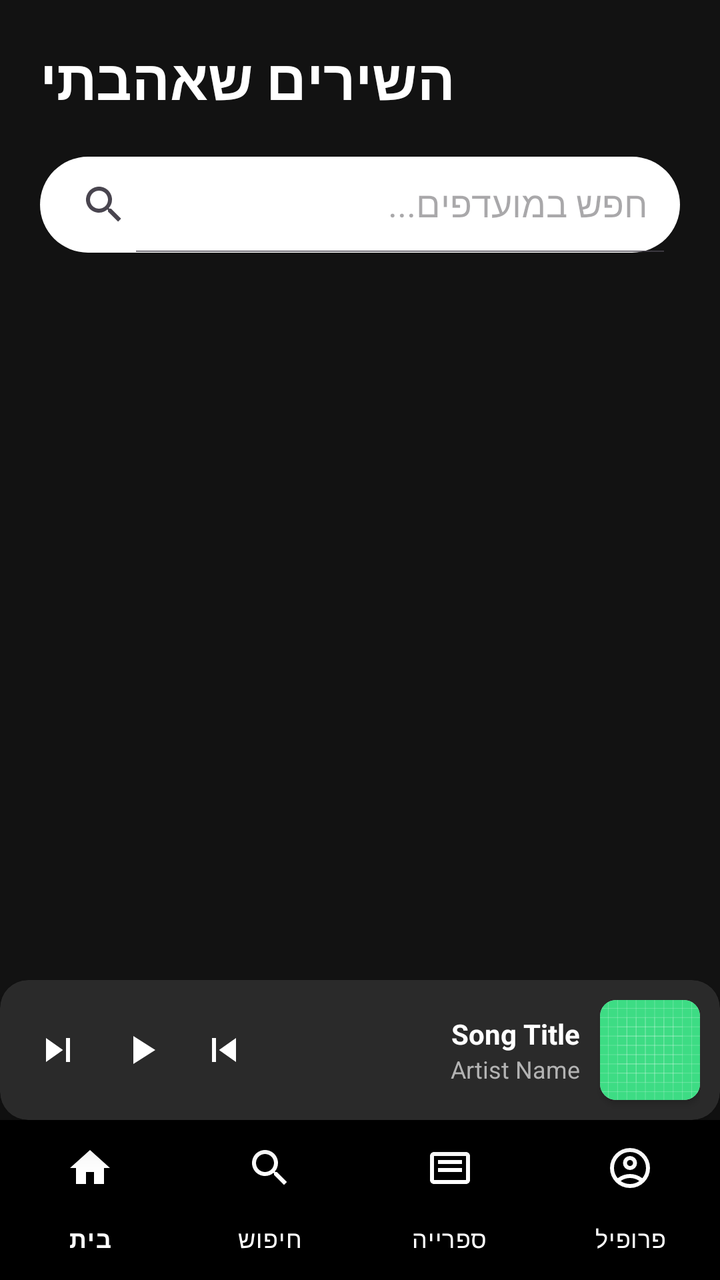
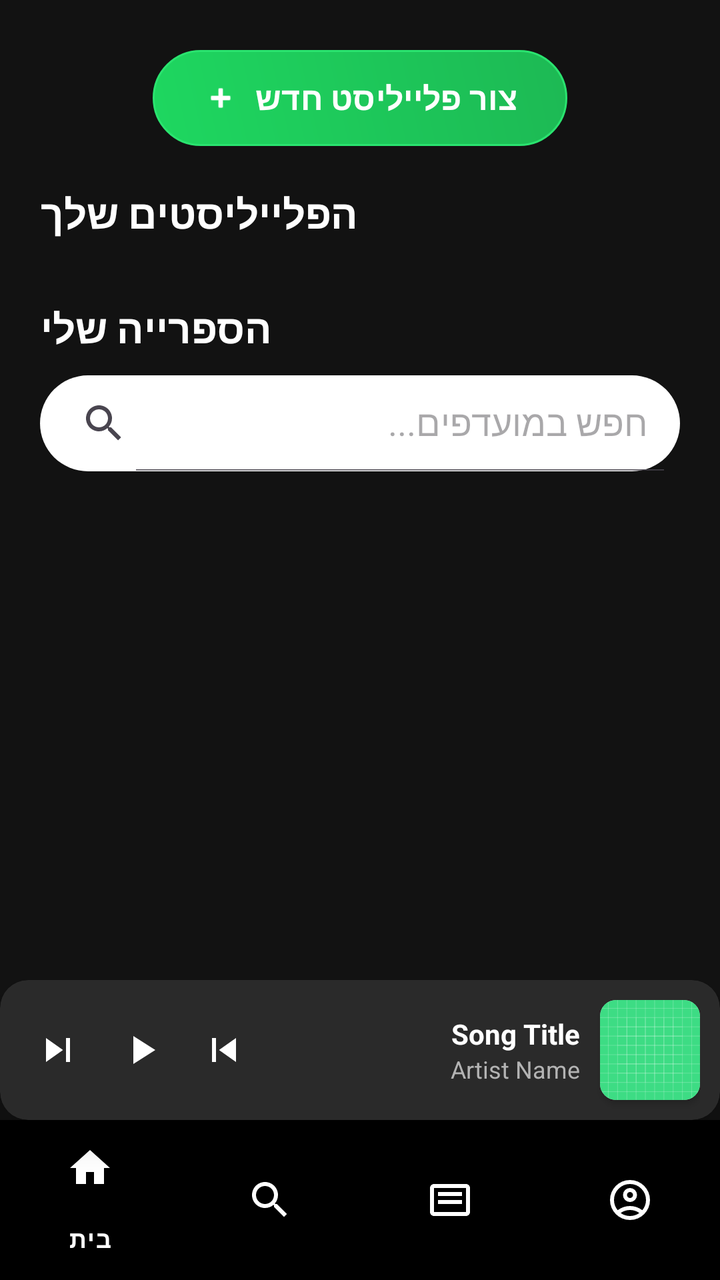

Before-and-after screenshots of an Android layout around one commit, followed by the original layout XML and the change that was made.
<!-- AndroidManifest.xml: application theme Theme.SpotifyClone -->
<!-- res/layout/activity_favorites.xml -->
<?xml version="1.0" encoding="utf-8"?>
<RelativeLayout xmlns:android="http://schemas.android.com/apk/res/android"
    xmlns:app="http://schemas.android.com/apk/res-auto"
    xmlns:tools="http://schemas.android.com/tools"
    android:layout_width="match_parent"
    android:layout_height="match_parent"
    android:background="#121212">

    <TextView
        android:id="@+id/favTitle"
        android:layout_width="wrap_content"
        android:layout_height="wrap_content"
        android:text="השירים שאהבתי"
        android:textColor="#FFFFFF"
        android:textSize="28sp"
        android:textStyle="bold"
        android:layout_margin="20dp"
        android:layoutDirection="rtl" />

    <androidx.appcompat.widget.SearchView
        android:id="@+id/searchViewFavorites"
        android:layout_width="match_parent"
        android:layout_height="wrap_content"
        android:layout_below="@id/favTitle"
        android:layout_marginHorizontal="20dp"
        android:layout_marginBottom="10dp"
        android:background="@drawable/search_background"
        app:queryHint="חפש במועדפים..."
        app:iconifiedByDefault="false"
        android:layoutDirection="rtl" />

    <androidx.recyclerview.widget.RecyclerView
        android:id="@+id/favoritesRecyclerView"
        android:layout_width="match_parent"
        android:layout_height="match_parent"
        android:layout_below="@id/searchViewFavorites"
        android:layout_above="@id/miniPlayer"
        android:clipToPadding="false"
        android:paddingStart="12dp"
        android:paddingEnd="12dp"
        android:paddingBottom="20dp"
        tools:listitem="@layout/item_song" />

    <include
        android:id="@+id/miniPlayer"
        layout="@layout/layout_mini_player"
        android:layout_width="match_parent"
        android:layout_height="70dp"
        android:layout_above="@id/bottom_navigation" />

    <com.google.android.material.bottomnavigation.BottomNavigationView
        android:id="@+id/bottom_navigation"
        android:layout_width="match_parent"
        android:layout_height="wrap_content"
        android:layout_alignParentBottom="true"
        android:background="#000000"
        app:itemIconTint="@android:color/white"
        app:itemTextColor="@android:color/white"
        app:menu="@menu/bottom_nav_menu"
        app:labelVisibilityMode="labeled" />

</RelativeLayout>
<!-- res/layout/item_song.xml (included above) -->
<?xml version="1.0" encoding="utf-8"?>
<androidx.cardview.widget.CardView
    xmlns:android="http://schemas.android.com/apk/res/android"
    xmlns:app="http://schemas.android.com/apk/res-auto"
    android:layout_width="match_parent"
    android:layout_height="wrap_content"
    android:layout_margin="10dp"
    app:cardBackgroundColor="#1E1E1E"
    app:cardCornerRadius="16dp"
    app:cardElevation="6dp">

    <RelativeLayout
        android:layout_width="match_parent"
        android:layout_height="wrap_content"
        android:padding="0dp">

        <ImageView
            android:id="@+id/songImage"
            android:layout_width="match_parent"
            android:layout_height="150dp"
            android:scaleType="centerCrop"
            android:src="@drawable/ic_launcher_background" />

        <ImageButton
            android:id="@+id/btnFavorite"
            android:layout_width="36dp"
            android:layout_height="36dp"
            android:layout_alignParentEnd="true"
            android:layout_margin="8dp"
            android:background="@drawable/circle_background_dark"
            android:src="@drawable/ic_heart_empty"
            app:tint="@color/spotify_green" />

        <LinearLayout
            android:layout_width="match_parent"
            android:layout_height="wrap_content"
            android:layout_below="@id/songImage"
            android:orientation="vertical"
            android:padding="12dp">

            <TextView
                android:id="@+id/songTitle"
                android:layout_width="match_parent"
                android:layout_height="wrap_content"
                android:ellipsize="end"
                android:maxLines="1"
                android:text="שם השיר"
                android:textColor="@color/white"
                android:textSize="15sp"
                android:textStyle="bold" />

            <TextView
                android:id="@+id/songArtist"
                android:layout_width="match_parent"
                android:layout_height="wrap_content"
                android:layout_marginTop="2dp"
                android:ellipsize="end"
                android:maxLines="1"
                android:text="שם האמן"
                android:textColor="@color/gray"
                android:textSize="13sp" />
        </LinearLayout>
    </RelativeLayout>
</androidx.cardview.widget.CardView>
<!-- res/layout/layout_mini_player.xml (included above) -->
<?xml version="1.0" encoding="utf-8"?>
<androidx.cardview.widget.CardView
    xmlns:android="http://schemas.android.com/apk/res/android"
    xmlns:app="http://schemas.android.com/apk/res-auto"
    android:layout_width="match_parent"
    android:layout_height="70dp"
    android:layout_marginHorizontal="8dp"
    android:layout_marginBottom="6dp"
    app:cardBackgroundColor="#2A2A2A"
    app:cardCornerRadius="14dp"
    app:cardElevation="10dp"
    android:layoutDirection="rtl">

    <LinearLayout
        android:layout_width="match_parent"
        android:layout_height="match_parent"
        android:gravity="center_vertical"
        android:orientation="horizontal"
        android:paddingHorizontal="10dp">

        <androidx.cardview.widget.CardView
            android:layout_width="50dp"
            android:layout_height="50dp"
            app:cardCornerRadius="8dp">
            <ImageView
                android:id="@+id/miniAlbumArt"
                android:layout_width="match_parent"
                android:layout_height="match_parent"
                android:scaleType="centerCrop"
                android:src="@drawable/ic_launcher_background" />
        </androidx.cardview.widget.CardView>

        <LinearLayout
            android:layout_width="0dp"
            android:layout_height="wrap_content"
            android:layout_weight="1"
            android:layout_marginHorizontal="10dp"
            android:orientation="vertical">

            <TextView
                android:id="@+id/miniSongTitle"
                android:layout_width="wrap_content"
                android:layout_height="wrap_content"
                android:ellipsize="end"
                android:maxLines="1"
                android:text="Song Title"
                android:textColor="@color/white"
                android:textSize="14sp"
                android:textStyle="bold" />

            <TextView
                android:id="@+id/miniArtistName"
                android:layout_width="wrap_content"
                android:layout_height="wrap_content"
                android:ellipsize="end"
                android:maxLines="1"
                android:text="Artist Name"
                android:textColor="@color/gray"
                android:textSize="12sp" />
        </LinearLayout>

        <ImageButton
            android:id="@+id/miniBtnPrev"
            android:layout_width="38dp"
            android:layout_height="38dp"
            android:background="?attr/selectableItemBackgroundBorderless"
            android:src="@drawable/ic_previous"
            app:tint="@color/white" />

        <ImageButton
            android:id="@+id/miniBtnPlayPause"
            android:layout_width="45dp"
            android:layout_height="45dp"
            android:background="?attr/selectableItemBackgroundBorderless"
            android:src="@drawable/ic_play"
            app:tint="@color/white" />

        <ImageButton
            android:id="@+id/miniBtnNext"
            android:layout_width="38dp"
            android:layout_height="38dp"
            android:background="?attr/selectableItemBackgroundBorderless"
            android:src="@drawable/ic_next"
            app:tint="@color/white" />

    </LinearLayout>
</androidx.cardview.widget.CardView>
<!-- resources referenced by this layout -->
<resources>
  <color name="gray">#B3B3B3</color>
  <color name="spotify_green">#1DB954</color>
  <color name="white">#FFFFFF</color>
  <!-- drawable circle_background_dark (drawable) -->
  <?xml version="1.0" encoding="utf-8"?>
  <shape xmlns:android="http://schemas.android.com/apk/res/android" android:shape="oval">
      <solid android:color="#80000000" /> </shape>
  <!-- drawable ic_heart_empty (drawable) -->
  <vector xmlns:android="http://schemas.android.com/apk/res/android" android:height="24dp" android:tint="#000000" android:viewportHeight="960" android:viewportWidth="960" android:width="24dp">
        
      <path android:fillColor="@android:color/white" android:pathData="M480,840L422,788Q321,697 255,631Q189,565 150,512.5Q111,460 95.5,416Q80,372 80,326Q80,232 143,169Q206,106 300,106Q352,106 399,128Q446,150 480,190Q514,150 561,128Q608,106 660,106Q754,106 817,169Q880,232 880,326Q880,372 864.5,416Q849,460 810,512.5Q771,565 705,631Q639,697 538,788L480,840ZM480,732Q576,646 638,584.5Q700,523 736,477.5Q772,432 786,396.5Q800,361 800,326Q800,266 760,226Q720,186 660,186Q613,186 573,212.5Q533,239 518,280L518,280L442,280L442,280Q427,239 387,212.5Q347,186 300,186Q240,186 200,226Q160,266 160,326Q160,361 174,396.5Q188,432 224,477.5Q260,523 322,584.5Q384,646 480,732ZM480,459Q480,459 480,459Q480,459 480,459Q480,459 480,459Q480,459 480,459Q480,459 480,459Q480,459 480,459Q480,459 480,459Q480,459 480,459L480,459L480,459L480,459Q480,459 480,459Q480,459 480,459Q480,459 480,459Q480,459 480,459Q480,459 480,459Q480,459 480,459Q480,459 480,459Q480,459 480,459Z"/>
      
  </vector>
  <!-- drawable ic_launcher_background: vector/xml drawable (drawable, 4866 chars, omitted) -->
  <!-- drawable ic_next (drawable) -->
  <?xml version="1.0" encoding="utf-8"?>
  <vector xmlns:android="http://schemas.android.com/apk/res/android"
      android:width="24dp"
      android:height="24dp"
      android:viewportWidth="24"
      android:viewportHeight="24">
  
      <path
          android:fillColor="#FFFFFF"
          android:pathData="M6,18l8.5,-6L6,6v12zM16,6v12h2V6h-2z"/>
  
  </vector>
  <!-- drawable ic_play (drawable) -->
  <?xml version="1.0" encoding="utf-8"?>
  <vector xmlns:android="http://schemas.android.com/apk/res/android"
      android:width="24dp"
      android:height="24dp"
      android:viewportWidth="24"
      android:viewportHeight="24">
  
      <path
          android:fillColor="#121212"
          android:pathData="M8,5v14l11,-7z"/>
  
  </vector>
  <!-- drawable ic_previous (drawable) -->
  <?xml version="1.0" encoding="utf-8"?>
  <vector xmlns:android="http://schemas.android.com/apk/res/android"
      android:width="24dp"
      android:height="24dp"
      android:viewportWidth="24"
      android:viewportHeight="24">
  
      <path
          android:fillColor="#FFFFFF"
          android:pathData="M6,6h2v12H6zm3.5,6l8.5,6V6z"/>
  
  </vector>
  <!-- drawable search_background (drawable) -->
  <?xml version="1.0" encoding="utf-8"?>
  <shape xmlns:android="http://schemas.android.com/apk/res/android">
      <solid android:color="#FFFFFF" />
      <corners android:radius="25dp" />
  </shape>
  <style name="Theme.SpotifyClone" parent="Base.Theme.SpotifyClone" />
  <style name="Base.Theme.SpotifyClone" parent="Theme.Material3.DayNight.NoActionBar">
          
          
      </style>
</resources>

<!-- the commit's change to res/layout/activity_favorites.xml (unified diff, before → after) -->
@@ -6,40 +6,89 @@
     android:layout_height="match_parent"
     android:background="#121212">
 
-    <TextView
-        android:id="@+id/favTitle"
+    <com.google.android.material.button.MaterialButton
+        android:id="@+id/btnCreatePlaylist"
         android:layout_width="wrap_content"
         android:layout_height="wrap_content"
-        android:text="השירים שאהבתי"
+        android:layout_centerHorizontal="true"
+        android:layout_marginTop="25dp"
+        android:layout_marginBottom="10dp"
+        android:text="צור פלייליסט חדש"
+        android:textAllCaps="false"
         android:textColor="#FFFFFF"
-        android:textSize="28sp"
+        android:textSize="16sp"
         android:textStyle="bold"
-        android:layout_margin="20dp"
-        android:layoutDirection="rtl" />
-
-    <androidx.appcompat.widget.SearchView
-        android:id="@+id/searchViewFavorites"
-        android:layout_width="match_parent"
-        android:layout_height="wrap_content"
-        android:layout_below="@id/favTitle"
-        android:layout_marginHorizontal="20dp"
-        android:layout_marginBottom="10dp"
-        android:background="@drawable/search_background"
-        app:queryHint="חפש במועדפים..."
-        app:iconifiedByDefault="false"
-        android:layoutDirection="rtl" />
-
-    <androidx.recyclerview.widget.RecyclerView
-        android:id="@+id/favoritesRecyclerView"
+        app:icon="@android:drawable/ic_input_add"
+        app:iconTint="#FFFFFF"
+        app:iconGravity="textStart"
+        android:background="@drawable/button_gradient_rounded"
+        app:backgroundTint="@null"
+        android:elevation="8dp"
+        android:paddingStart="25dp"
+        android:paddingEnd="25dp" />
+
+    <androidx.core.widget.NestedScrollView
         android:layout_width="match_parent"
         android:layout_height="match_parent"
-        android:layout_below="@id/searchViewFavorites"
+        android:layout_below="@id/btnCreatePlaylist"
         android:layout_above="@id/miniPlayer"
-        android:clipToPadding="false"
-        android:paddingStart="12dp"
-        android:paddingEnd="12dp"
-        android:paddingBottom="20dp"
-        tools:listitem="@layout/item_song" />
+        android:fillViewport="true">
+
+        <LinearLayout
+            android:layout_width="match_parent"
+            android:layout_height="wrap_content"
+            android:orientation="vertical">
+
+            <TextView
+                android:id="@+id/playlistsTitle"
+                android:layout_width="wrap_content"
+                android:layout_height="wrap_content"
+                android:layout_marginLeft="20dp"
+                android:layout_marginTop="10dp"
+                android:text="הפלייליסטים שלך"
+                android:textColor="#FFFFFF"
+                android:textSize="20sp"
+                android:textStyle="bold" />
+
+            <androidx.recyclerview.widget.RecyclerView
+                android:id="@+id/playlistsRecyclerView"
+                android:layout_width="match_parent"
+                android:layout_height="wrap_content"
+                android:orientation="horizontal"
+                android:padding="10dp"
+                app:layoutManager="androidx.recyclerview.widget.LinearLayoutManager" />
+
+            <TextView
+                android:id="@+id/favTitle"
+                android:layout_width="wrap_content"
+                android:layout_height="wrap_content"
+                android:layout_marginLeft="20dp"
+                android:layout_marginTop="10dp"
+                android:text="הספרייה שלי"
+                android:textColor="#FFFFFF"
+                android:textSize="20sp"
+                android:textStyle="bold" />
+
+            <androidx.appcompat.widget.SearchView
+                android:id="@+id/searchViewFavorites"
+                android:layout_width="match_parent"
+                android:layout_height="wrap_content"
+                android:layout_marginHorizontal="20dp"
+                android:layout_marginVertical="10dp"
+                android:background="@drawable/search_background"
+                app:queryHint="חפש במועדפים..."
+                app:iconifiedByDefault="false"
+                android:layoutDirection="rtl" />
+
+            <androidx.recyclerview.widget.RecyclerView
+                android:id="@+id/favoritesRecyclerView"
+                android:layout_width="match_parent"
+                android:layout_height="wrap_content"
+                android:nestedScrollingEnabled="false"
+                android:paddingHorizontal="12dp"
+                tools:listitem="@layout/item_song" />
+        </LinearLayout>
+    </androidx.core.widget.NestedScrollView>
 
     <include
         android:id="@+id/miniPlayer"
@@ -56,8 +105,7 @@
         android:background="#000000"
         app:itemIconTint="@android:color/white"
         app:itemTextColor="@android:color/white"
-        app:menu="@menu/bottom_nav_menu"
-        app:labelVisibilityMode="labeled" />
+        app:menu="@menu/bottom_nav_menu" />
 
 </RelativeLayout>
 <!-- res/layout/item_song.xml (included above) -->
<!-- resource entries referenced after the edit -->
@@ -3,6 +3,21 @@
   <color name="gray">#B3B3B3</color>
   <color name="spotify_green">#1DB954</color>
   <color name="white">#FFFFFF</color>
+  <!-- drawable button_gradient_rounded (drawable) -->
+  <?xml version="1.0" encoding="utf-8"?>
+  <shape xmlns:android="http://schemas.android.com/apk/res/android"
+      android:shape="rectangle">
+      <gradient
+          android:startColor="#1ED760"
+          android:endColor="#1DB954"
+          android:angle="45" />
+  
+      <corners android:radius="100dp" />
+  
+      <stroke
+          android:width="1dp"
+          android:color="#2AE36F" />
+  </shape>
   <!-- drawable circle_background_dark (drawable) -->
   <?xml version="1.0" encoding="utf-8"?>
   <shape xmlns:android="http://schemas.android.com/apk/res/android" android:shape="oval">
